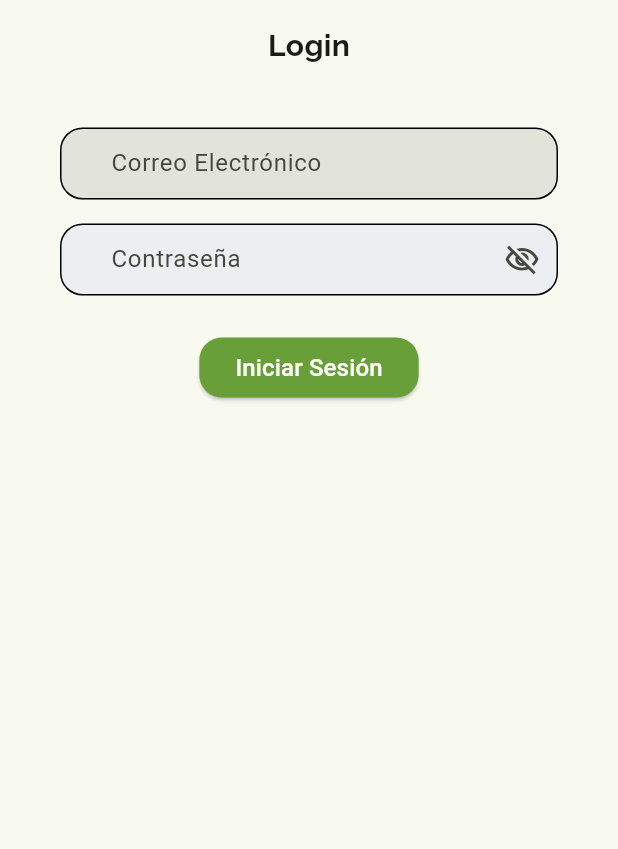
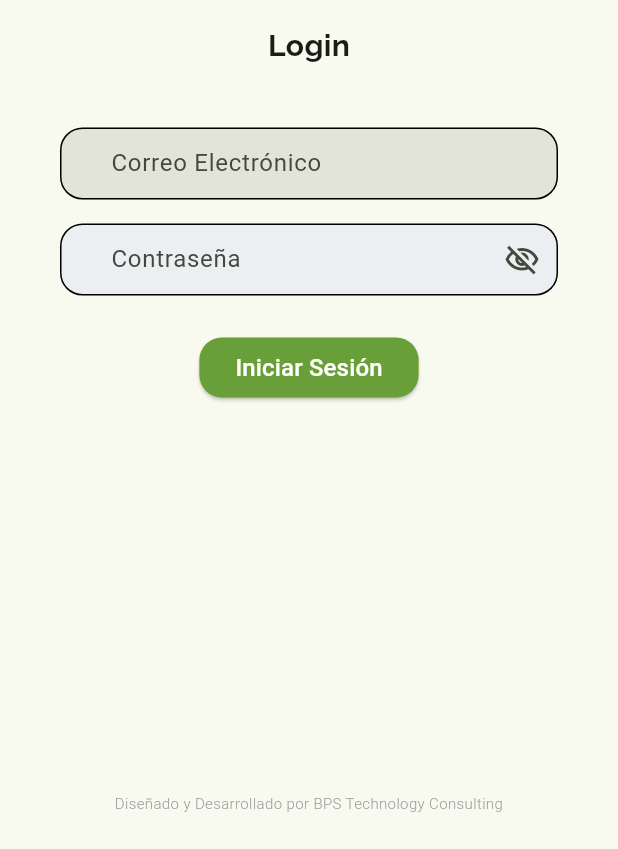
Before and after one commit to PabloPei/TreeSense-Mobile, a Flutter app: the screen it shows after launch, on a phone screen of 412 x 824 dp, the part 387-1236 px from its top. Run offline on Flutter 3.47's test engine with Material 3 defaults, Android fonts, the light colour scheme and no system bars; our stand-ins replace flutter_riverpod, flutter_secure_storage, go_router, google_fonts, image_picker; missing offline and left inert: dart_jsonwebtoken; statements that could not run were skipped.

Commit message:
Bolucosas de las pantallas de inicio.

```diff
--- a/assets/messages/es.json
+++ b/assets/messages/es.json
@@ -43,5 +43,6 @@
     "error_get_last_upload": "Error al recuperar las últimas cargas del usuario",
     "error_unknow": "Error desconocido",
     "user_profile_title": "Perfil de usuario",
-    "language": "Lenguaje"
+    "language": "Lenguaje",
+    "developers_message": "Diseñado y Desarrollado por BPS Technology Consulting"
 }
--- a/lib/core/theme/font_conf.dart
+++ b/lib/core/theme/font_conf.dart
@@ -43,4 +43,10 @@ class AppTextStyles {
     fontSize: 18,
     fontWeight: FontWeight.normal,
   );
+
+  static const TextStyle developersMessageStyle = TextStyle(
+    fontSize: 10,
+    fontWeight: FontWeight.w300,
+    color: Colors.grey,
+  );
 }
--- /dev/null
+++ b/lib/features/auth/presentation/Widgets/developers_message.dart
@@ -0,0 +1,22 @@
+import 'package:flutter/material.dart';
+import 'package:treesense/shared/utils/app_utils.dart';
+import 'package:treesense/core/theme/font_conf.dart';
+
+class DevelopersMessage extends StatelessWidget {
+  const DevelopersMessage({super.key});
+
+  @override
+  Widget build(BuildContext context) {
+    return Align(
+      alignment: Alignment.bottomCenter,
+      child: Padding(
+        padding: const EdgeInsets.only(bottom: 24),
+        child: Text(
+          MessageLoader.get('developers_message'),
+          textAlign: TextAlign.center,
+          style: AppTextStyles.developersMessageStyle,
+        ),
+      ),
+    );
+  }
+}
--- a/lib/features/auth/presentation/pages/login_page.dart
+++ b/lib/features/auth/presentation/pages/login_page.dart
@@ -6,6 +6,7 @@ import 'package:treesense/features/auth/presentation/state/login_controller.dart
 import 'package:treesense/features/auth/presentation/state/login_state.dart';
 import 'package:treesense/shared/utils/app_utils.dart';
 import 'package:treesense/shared/widgets/dialogs/error_messages.dart';
+import 'package:treesense/features/auth/presentation/Widgets/developers_message.dart';
 
 class LoginPage extends ConsumerStatefulWidget {
   const LoginPage({super.key});
@@ -51,7 +52,9 @@ class _LoginPageState extends ConsumerState<LoginPage> {
     final state = ref.watch(loginControllerProvider);
 
     return Scaffold(
-      body: Padding(
+      body: Stack(
+        children: [
+          Padding(
             padding: const EdgeInsets.all(16),
             child: LoginForm(
               emailController: _emailCtrl,
@@ -60,6 +63,9 @@ class _LoginPageState extends ConsumerState<LoginPage> {
               isLoading: state.status == LoginStatus.authenticating,
             ),
           ),
+          const DevelopersMessage(),
+        ],
+      ),
     );
   }
 }
--- a/lib/features/auth/presentation/pages/splash_page.dart
+++ b/lib/features/auth/presentation/pages/splash_page.dart
@@ -2,6 +2,7 @@ import 'package:flutter/material.dart';
 import 'package:go_router/go_router.dart';
 import 'package:treesense/shared/utils/app_utils.dart';
 import 'package:treesense/core/theme/font_conf.dart';
+import 'package:treesense/features/auth/presentation/Widgets/developers_message.dart';
 
 class SplashPage extends StatefulWidget {
   const SplashPage({super.key});
@@ -18,7 +19,9 @@ class _SplashPageState extends State<SplashPage> {
       builder: (context, snapshot) {
         if (snapshot.connectionState == ConnectionState.waiting) {
           return Scaffold(
-            body: Center(
+            body: Stack(
+              children: [
+                Center(
                   child: Column(
                     mainAxisSize: MainAxisSize.min,
                     children: [
@@ -41,6 +44,9 @@ class _SplashPageState extends State<SplashPage> {
                     ],
                   ),
                 ),
+                const DevelopersMessage(),
+              ],
+            ),
           );
         }
 
```
Lines whose indentation alone changed are shown as unchanged.
